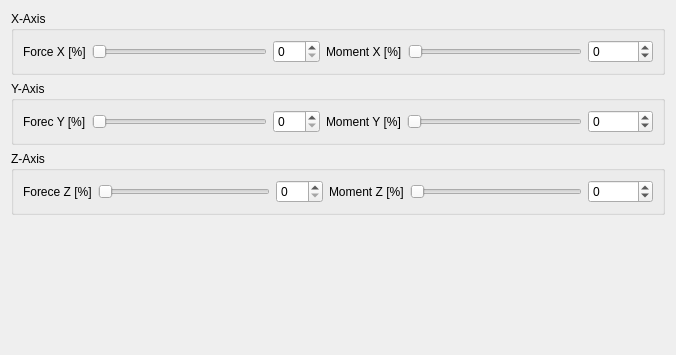
Above: src/ui/QGCSkyeTestForce.ui from skye-git/qgroundcontrol-old before the change. Below: the same form after it.
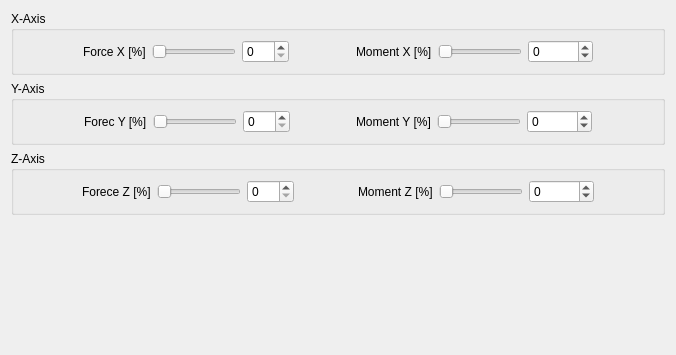
That is the form after the change.

What changed in the file:
```diff
--- a/src/ui/QGCSkyeTestForce.ui
+++ b/src/ui/QGCSkyeTestForce.ui
@@ -20,6 +20,19 @@
       <string>X-Axis</string>
      </property>
      <layout class="QHBoxLayout" name="horizontalLayout">
+      <item>
+       <spacer name="horizontalSpacer_4">
+        <property name="orientation">
+         <enum>Qt::Horizontal</enum>
+        </property>
+        <property name="sizeHint" stdset="0">
+         <size>
+          <width>40</width>
+          <height>20</height>
+         </size>
+        </property>
+       </spacer>
+      </item>
       <item>
        <widget class="QLabel" name="label">
         <property name="text">
@@ -50,6 +63,19 @@
         </property>
        </widget>
       </item>
+      <item>
+       <spacer name="horizontalSpacer">
+        <property name="orientation">
+         <enum>Qt::Horizontal</enum>
+        </property>
+        <property name="sizeHint" stdset="0">
+         <size>
+          <width>40</width>
+          <height>20</height>
+         </size>
+        </property>
+       </spacer>
+      </item>
       <item>
        <widget class="QLabel" name="label_2">
         <property name="text">
@@ -80,6 +106,19 @@
         </property>
        </widget>
       </item>
+      <item>
+       <spacer name="horizontalSpacer_7">
+        <property name="orientation">
+         <enum>Qt::Horizontal</enum>
+        </property>
+        <property name="sizeHint" stdset="0">
+         <size>
+          <width>40</width>
+          <height>20</height>
+         </size>
+        </property>
+       </spacer>
+      </item>
      </layout>
     </widget>
    </item>
@@ -89,6 +128,19 @@
       <string>Y-Axis</string>
      </property>
      <layout class="QHBoxLayout" name="horizontalLayout_2">
+      <item>
+       <spacer name="horizontalSpacer_5">
+        <property name="orientation">
+         <enum>Qt::Horizontal</enum>
+        </property>
+        <property name="sizeHint" stdset="0">
+         <size>
+          <width>40</width>
+          <height>20</height>
+         </size>
+        </property>
+       </spacer>
+      </item>
       <item>
        <widget class="QLabel" name="label_3">
         <property name="text">
@@ -113,6 +165,19 @@
         </property>
        </widget>
       </item>
+      <item>
+       <spacer name="horizontalSpacer_2">
+        <property name="orientation">
+         <enum>Qt::Horizontal</enum>
+        </property>
+        <property name="sizeHint" stdset="0">
+         <size>
+          <width>40</width>
+          <height>20</height>
+         </size>
+        </property>
+       </spacer>
+      </item>
       <item>
        <widget class="QLabel" name="label_4">
         <property name="text">
@@ -140,6 +205,19 @@
         </property>
        </widget>
       </item>
+      <item>
+       <spacer name="horizontalSpacer_8">
+        <property name="orientation">
+         <enum>Qt::Horizontal</enum>
+        </property>
+        <property name="sizeHint" stdset="0">
+         <size>
+          <width>40</width>
+          <height>20</height>
+         </size>
+        </property>
+       </spacer>
+      </item>
      </layout>
     </widget>
    </item>
@@ -149,6 +227,19 @@
       <string>Z-Axis</string>
      </property>
      <layout class="QHBoxLayout" name="horizontalLayout_3">
+      <item>
+       <spacer name="horizontalSpacer_6">
+        <property name="orientation">
+         <enum>Qt::Horizontal</enum>
+        </property>
+        <property name="sizeHint" stdset="0">
+         <size>
+          <width>40</width>
+          <height>20</height>
+         </size>
+        </property>
+       </spacer>
+      </item>
       <item>
        <widget class="QLabel" name="label_5">
         <property name="text">
@@ -173,6 +264,19 @@
         </property>
        </widget>
       </item>
+      <item>
+       <spacer name="horizontalSpacer_3">
+        <property name="orientation">
+         <enum>Qt::Horizontal</enum>
+        </property>
+        <property name="sizeHint" stdset="0">
+         <size>
+          <width>40</width>
+          <height>20</height>
+         </size>
+        </property>
+       </spacer>
+      </item>
       <item>
        <widget class="QLabel" name="label_6">
         <property name="text">
@@ -200,6 +304,19 @@
         </property>
        </widget>
       </item>
+      <item>
+       <spacer name="horizontalSpacer_9">
+        <property name="orientation">
+         <enum>Qt::Horizontal</enum>
+        </property>
+        <property name="sizeHint" stdset="0">
+         <size>
+          <width>40</width>
+          <height>20</height>
+         </size>
+        </property>
+       </spacer>
+      </item>
      </layout>
     </widget>
    </item>
```
